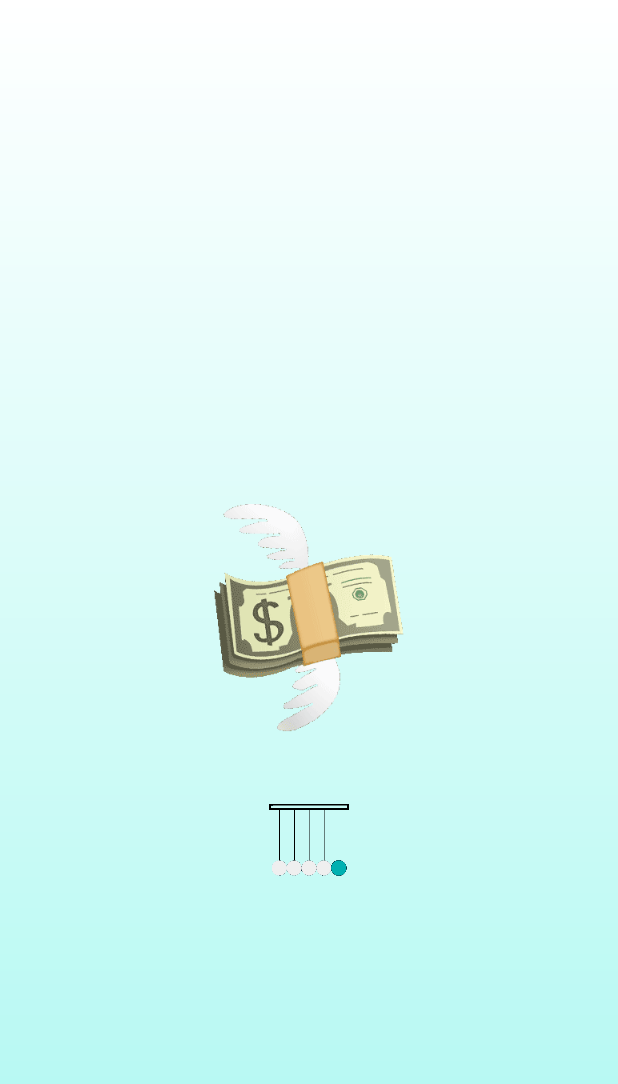
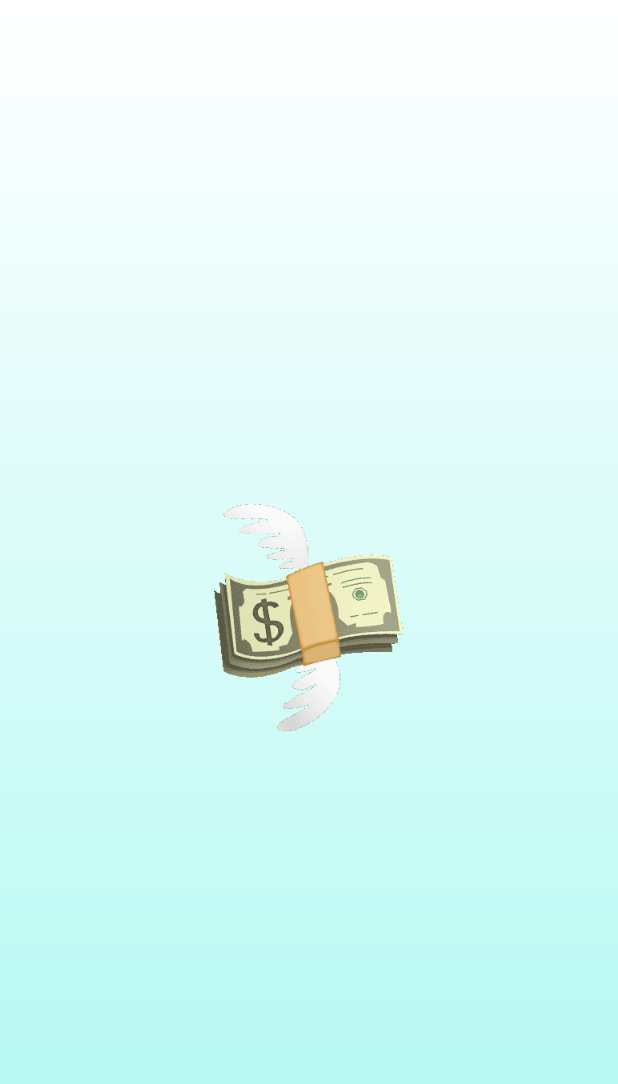
Before and after one commit to LucasGinard/DolarPy-Android-Kotlin, an Android app: the MainActivity screen opened directly, with no data from a screen before it, on a phone screen of 412 x 824 dp. Shown: the top 1084 px of the screen. Run offline under Robolectric (Android 15) with nearby library versions, the phone set to English and light mode, and no system bars.

Commit message:
Swipe refresh recycler , remove animation loading

```diff
--- a/app/src/main/res/layout/activity_main.xml
+++ b/app/src/main/res/layout/activity_main.xml
@@ -19,15 +19,4 @@
         app:layout_constraintTop_toTopOf="parent"></pl.droidsonroids.gif.GifImageView>
 
 
-    <pl.droidsonroids.gif.GifImageView
-        android:layout_width="wrap_content"
-        android:layout_height="100dp"
-        android:src="@drawable/loading_splash"
-        app:layout_constraintBottom_toBottomOf="parent"
-        app:layout_constraintEnd_toEndOf="parent"
-        app:layout_constraintHorizontal_bias="0.498"
-        app:layout_constraintStart_toStartOf="parent"
-        app:layout_constraintTop_toBottomOf="@+id/logoAnim"
-        app:layout_constraintVertical_bias="0.0" />
-
 </androidx.constraintlayout.widget.ConstraintLayout>
```
Also changed, not shown: app/src/main/java/com/lucasginard/dolarpy/view/home/fragments/cotizacionFragment.kt (+23 -6 lines), app/src/main/res/layout/fragment_cotizacion.xml (+9 -3 lines).
